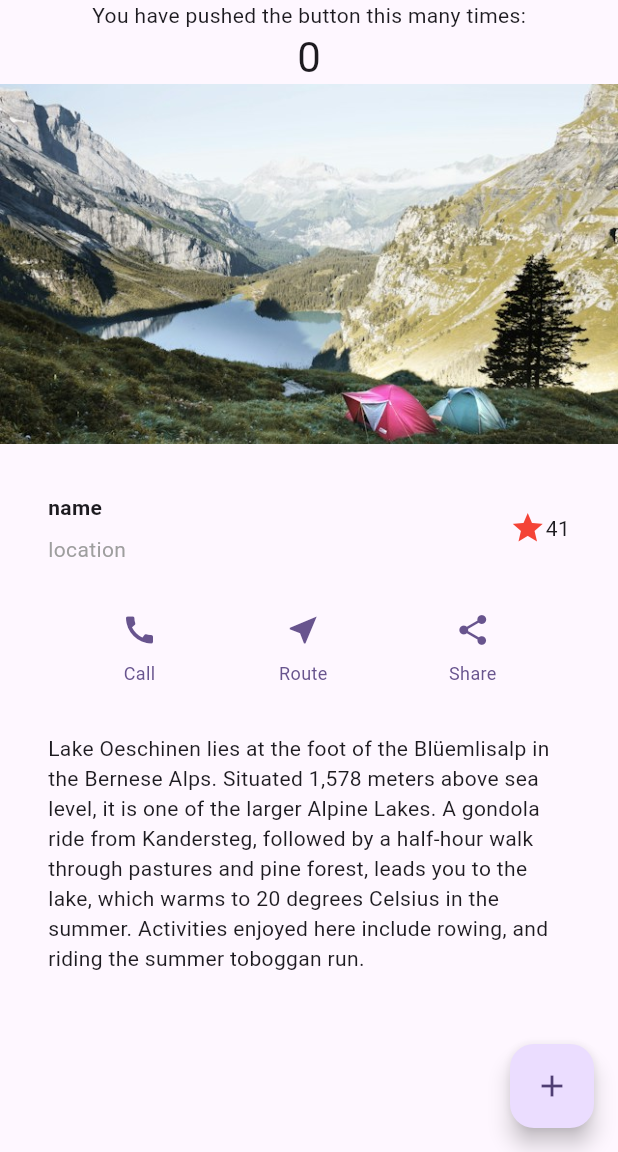
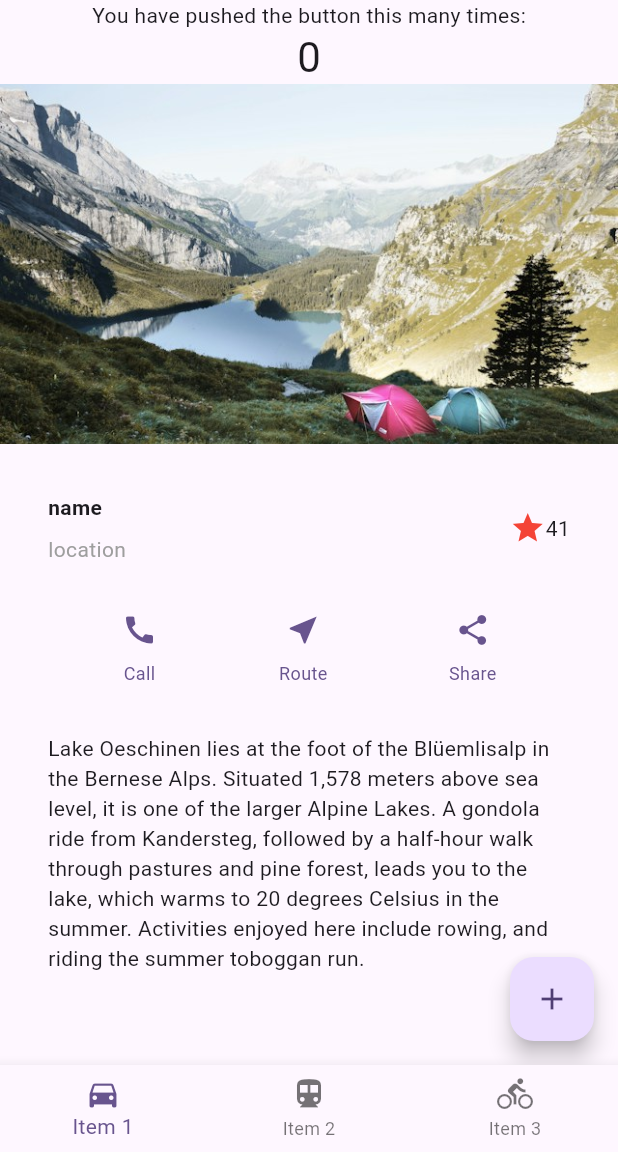
Before and after one commit to lotus0602/flutter_example, a Flutter app: the screen it shows after launch, on a phone screen of 412 x 824 dp, the part 84-1236 px from its top. Run offline on Flutter 3.47's test engine with Material 3 defaults, Android fonts, the phone set to English and light mode, and no system bars.

```diff
--- a/lib/main.dart
+++ b/lib/main.dart
@@ -35,7 +35,31 @@ class MyApp extends StatelessWidget {
         colorScheme: ColorScheme.fromSeed(seedColor: Colors.deepPurple),
         useMaterial3: true,
       ),
-      home: const MyHomePage(title: 'Flutter Demo Home Page'),
+      home: DefaultTabController(
+          length: 3,
+          child: Scaffold(
+            appBar: AppBar(
+              backgroundColor: Theme.of(context).colorScheme.inversePrimary,
+              title: const Text('Flutter Demo Home Page'),
+            ),
+            body: const MyHomePage(title: 'Flutter Demo Home Page'),
+            bottomNavigationBar: BottomNavigationBar(
+              items: const [
+                BottomNavigationBarItem(
+                  icon: Icon(Icons.directions_car),
+                  label: 'Item 1',
+                ),
+                BottomNavigationBarItem(
+                  icon: Icon(Icons.directions_transit),
+                  label: 'Item 2',
+                ),
+                BottomNavigationBarItem(
+                  icon: Icon(Icons.directions_bike),
+                  label: 'Item 3',
+                )
+              ],
+            ),
+          )),
     );
   }
 }
@@ -81,15 +105,6 @@ class _MyHomePageState extends State<MyHomePage> {
     // fast, so that you can just rebuild anything that needs updating rather
     // than having to individually change instances of widgets.
     return Scaffold(
-      appBar: AppBar(
-        // TRY THIS: Try changing the color here to a specific color (to
-        // Colors.amber, perhaps?) and trigger a hot reload to see the AppBar
-        // change color while the other colors stay the same.
-        backgroundColor: Theme.of(context).colorScheme.inversePrimary,
-        // Here we take the value from the MyHomePage object that was created by
-        // the App.build method, and use it to set our appbar title.
-        title: Text(widget.title),
-      ),
       body: SingleChildScrollView(
         // Center is a layout widget. It takes a single child and positions it
         // in the middle of the parent.
```
